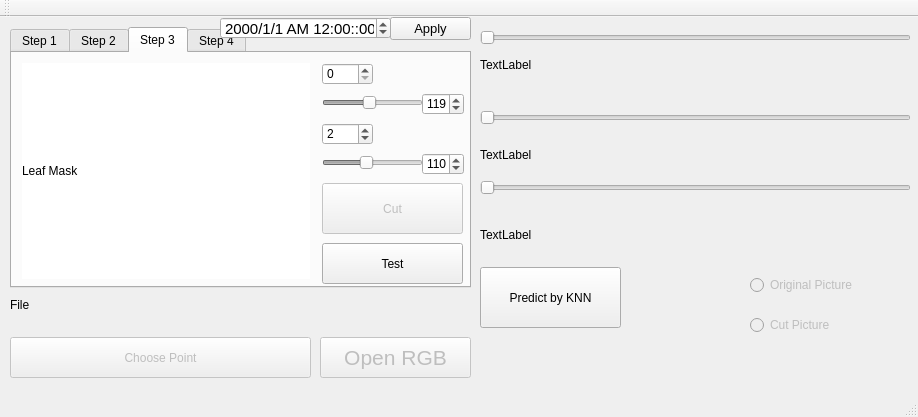
This is mainwindow.ui in Chia-ChunHsu/NewCapture as Qt 5 draws it before an edit. The edited form follows.
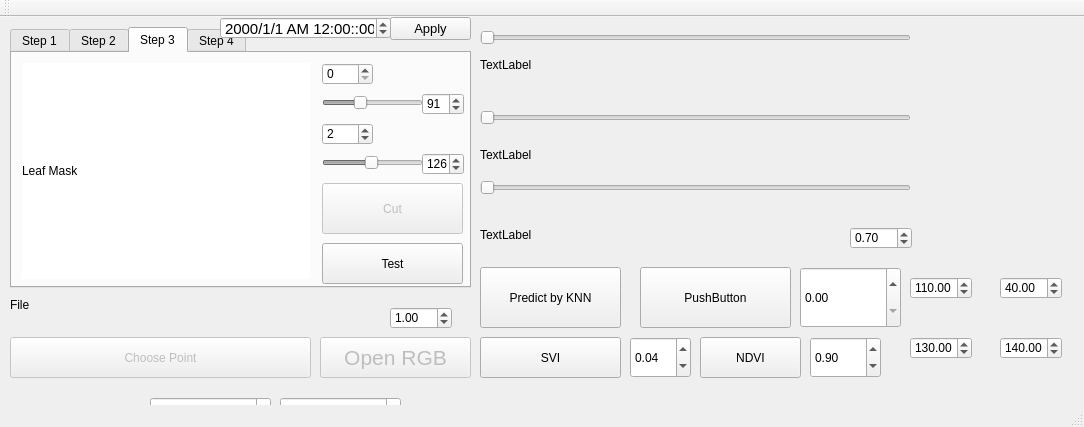
This is the edited form. The open tabs and pages were chosen to show the change.

Patch:
```diff
--- a/mainwindow.ui
+++ b/mainwindow.ui
@@ -6,8 +6,8 @@
    <rect>
     <x>0</x>
     <y>0</y>
-    <width>918</width>
-    <height>417</height>
+    <width>1084</width>
+    <height>427</height>
    </rect>
   </property>
   <property name="windowTitle">
@@ -240,7 +240,7 @@
        <number>255</number>
       </property>
       <property name="value">
-       <number>119</number>
+       <number>91</number>
       </property>
       <property name="orientation">
        <enum>Qt::Horizontal</enum>
@@ -259,7 +259,7 @@
        <number>255</number>
       </property>
       <property name="value">
-       <number>119</number>
+       <number>91</number>
       </property>
      </widget>
      <widget class="QSlider" name="ThresholdSlider2">
@@ -278,7 +278,7 @@
        <number>255</number>
       </property>
       <property name="value">
-       <number>110</number>
+       <number>126</number>
       </property>
       <property name="orientation">
        <enum>Qt::Horizontal</enum>
@@ -297,7 +297,7 @@
        <number>255</number>
       </property>
       <property name="value">
-       <number>110</number>
+       <number>126</number>
       </property>
      </widget>
      <widget class="QSpinBox" name="spinBoxT1">
@@ -464,38 +464,6 @@
      <string>Open RGB</string>
     </property>
    </widget>
-   <widget class="QRadioButton" name="OriginalRadioButton">
-    <property name="enabled">
-     <bool>false</bool>
-    </property>
-    <property name="geometry">
-     <rect>
-      <x>750</x>
-      <y>260</y>
-      <width>141</width>
-      <height>16</height>
-     </rect>
-    </property>
-    <property name="text">
-     <string>Original Picture</string>
-    </property>
-   </widget>
-   <widget class="QRadioButton" name="CutRadioButton">
-    <property name="enabled">
-     <bool>false</bool>
-    </property>
-    <property name="geometry">
-     <rect>
-      <x>750</x>
-      <y>300</y>
-      <width>141</width>
-      <height>16</height>
-     </rect>
-    </property>
-    <property name="text">
-     <string>Cut Picture</string>
-    </property>
-   </widget>
    <widget class="QPushButton" name="KnnPredictButtom">
     <property name="geometry">
      <rect>
@@ -651,6 +619,195 @@
      <string>TextLabel</string>
     </property>
    </widget>
+   <widget class="QPushButton" name="SVI_Button">
+    <property name="geometry">
+     <rect>
+      <x>480</x>
+      <y>320</y>
+      <width>141</width>
+      <height>41</height>
+     </rect>
+    </property>
+    <property name="text">
+     <string>SVI</string>
+    </property>
+   </widget>
+   <widget class="QDoubleSpinBox" name="doubleSpinBox">
+    <property name="geometry">
+     <rect>
+      <x>630</x>
+      <y>320</y>
+      <width>61</width>
+      <height>41</height>
+     </rect>
+    </property>
+    <property name="maximum">
+     <double>255.000000000000000</double>
+    </property>
+    <property name="singleStep">
+     <double>0.010000000000000</double>
+    </property>
+    <property name="value">
+     <double>0.040000000000000</double>
+    </property>
+   </widget>
+   <widget class="QPushButton" name="NDVIButton">
+    <property name="geometry">
+     <rect>
+      <x>700</x>
+      <y>320</y>
+      <width>101</width>
+      <height>41</height>
+     </rect>
+    </property>
+    <property name="text">
+     <string>NDVI</string>
+    </property>
+   </widget>
+   <widget class="QDoubleSpinBox" name="NDVIdoubleSpinBox">
+    <property name="geometry">
+     <rect>
+      <x>810</x>
+      <y>320</y>
+      <width>71</width>
+      <height>41</height>
+     </rect>
+    </property>
+    <property name="maximum">
+     <double>1.000000000000000</double>
+    </property>
+    <property name="value">
+     <double>0.900000000000000</double>
+    </property>
+   </widget>
+   <widget class="QPushButton" name="Multi_Buttom">
+    <property name="geometry">
+     <rect>
+      <x>640</x>
+      <y>250</y>
+      <width>151</width>
+      <height>61</height>
+     </rect>
+    </property>
+    <property name="toolTipDuration">
+     <number>6</number>
+    </property>
+    <property name="text">
+     <string>PushButton</string>
+    </property>
+   </widget>
+   <widget class="QDoubleSpinBox" name="MultidoubleSpinBox_2">
+    <property name="geometry">
+     <rect>
+      <x>800</x>
+      <y>250</y>
+      <width>101</width>
+      <height>61</height>
+     </rect>
+    </property>
+    <property name="maximum">
+     <double>255.000000000000000</double>
+    </property>
+   </widget>
+   <widget class="QDoubleSpinBox" name="doubleSpinBox_Threshold">
+    <property name="geometry">
+     <rect>
+      <x>390</x>
+      <y>290</y>
+      <width>62</width>
+      <height>22</height>
+     </rect>
+    </property>
+    <property name="maximum">
+     <double>255.000000000000000</double>
+    </property>
+    <property name="value">
+     <double>1.000000000000000</double>
+    </property>
+   </widget>
+   <widget class="QDoubleSpinBox" name="TCutdoubleSpinBox1">
+    <property name="geometry">
+     <rect>
+      <x>910</x>
+      <y>260</y>
+      <width>62</width>
+      <height>22</height>
+     </rect>
+    </property>
+    <property name="maximum">
+     <double>255.000000000000000</double>
+    </property>
+    <property name="value">
+     <double>110.000000000000000</double>
+    </property>
+   </widget>
+   <widget class="QDoubleSpinBox" name="TCutdoubleSpinBox2">
+    <property name="geometry">
+     <rect>
+      <x>1000</x>
+      <y>260</y>
+      <width>62</width>
+      <height>22</height>
+     </rect>
+    </property>
+    <property name="maximum">
+     <double>255.000000000000000</double>
+    </property>
+    <property name="value">
+     <double>40.000000000000000</double>
+    </property>
+   </widget>
+   <widget class="QDoubleSpinBox" name="TCutdoubleSpinBox3">
+    <property name="geometry">
+     <rect>
+      <x>910</x>
+      <y>320</y>
+      <width>62</width>
+      <height>22</height>
+     </rect>
+    </property>
+    <property name="maximum">
+     <double>255.000000000000000</double>
+    </property>
+    <property name="value">
+     <double>130.000000000000000</double>
+    </property>
+   </widget>
+   <widget class="QDoubleSpinBox" name="TCutdoubleSpinBox4">
+    <property name="geometry">
+     <rect>
+      <x>1000</x>
+      <y>320</y>
+      <width>62</width>
+      <height>22</height>
+     </rect>
+    </property>
+    <property name="maximum">
+     <double>255.000000000000000</double>
+    </property>
+    <property name="value">
+     <double>140.000000000000000</double>
+    </property>
+   </widget>
+   <widget class="QDoubleSpinBox" name="k2SpinBox">
+    <property name="geometry">
+     <rect>
+      <x>850</x>
+      <y>210</y>
+      <width>62</width>
+      <height>22</height>
+     </rect>
+    </property>
+    <property name="maximum">
+     <double>255.000000000000000</double>
+    </property>
+    <property name="singleStep">
+     <double>0.100000000000000</double>
+    </property>
+    <property name="value">
+     <double>0.700000000000000</double>
+    </property>
+   </widget>
   </widget>
   <widget class="QMenuBar" name="menuBar">
    <property name="geometry">
```
Left out of the diff: 6 changed lines with no effect on the pictures.
